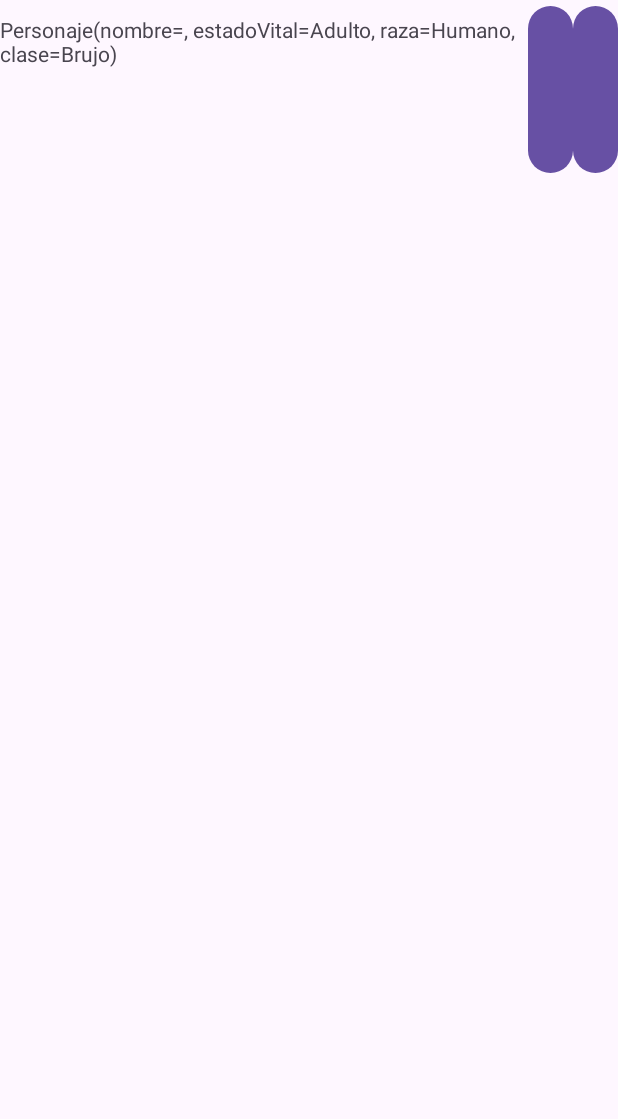
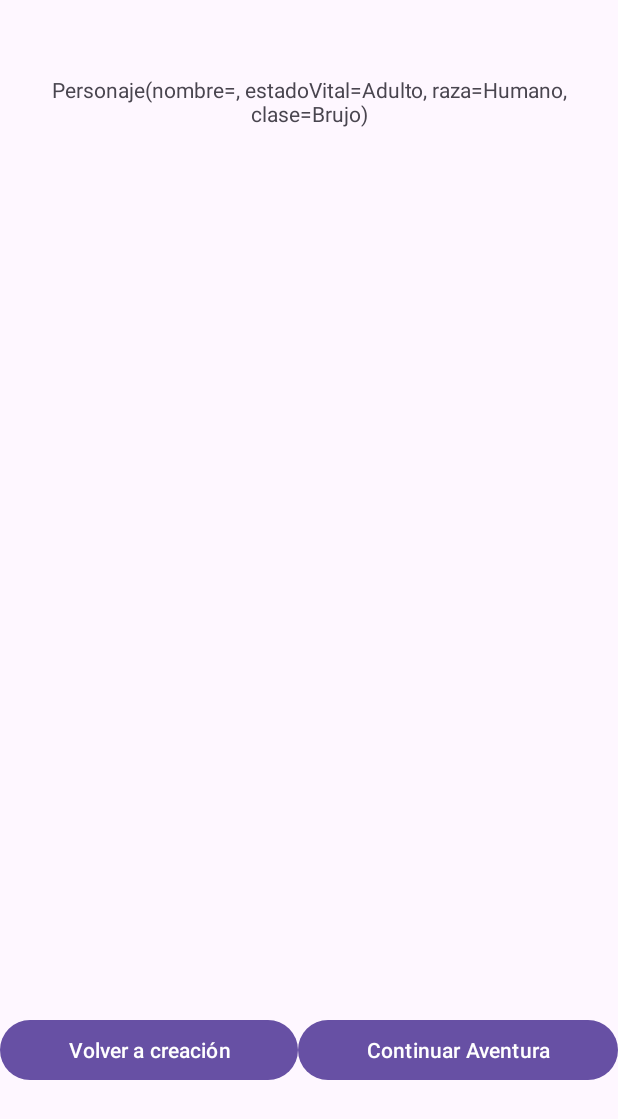
Before and after one commit to daviidlopez/sawawany, an Android app: the screen it shows after launch (MainActivity2), after a tap on "Crear personaje", on a phone screen of 412 x 824 dp. Shown: the top 1119 px of the screen. Run offline under Robolectric (Android 15) with nearby library versions, the phone set to English and light mode, and no system bars.

Commit message:
Commit segunda Activity

```diff
--- a/app/src/main/res/layout/activity_main2.xml
+++ b/app/src/main/res/layout/activity_main2.xml
@@ -1,30 +1,43 @@
 <?xml version="1.0" encoding="utf-8"?>
-<LinearLayout xmlns:android="http://schemas.android.com/apk/res/android"
+<androidx.constraintlayout.widget.ConstraintLayout xmlns:android="http://schemas.android.com/apk/res/android"
     xmlns:app="http://schemas.android.com/apk/res-auto"
     xmlns:tools="http://schemas.android.com/tools"
     android:layout_width="match_parent"
     android:layout_height="match_parent"
+    android:orientation="vertical"
     tools:context=".MainActivity2">
 
 
     <TextView
         android:id="@+id/textView"
-        android:layout_width="wrap_content"
+        android:layout_width="match_parent"
         android:layout_height="wrap_content"
-        android:layout_weight="1"
-        android:text="asd" />
+        android:layout_marginTop="50dp"
+        android:gravity="center"
+        app:layout_constraintEnd_toEndOf="parent"
+        app:layout_constraintStart_toStartOf="parent"
+        app:layout_constraintTop_toTopOf="parent" />
+
+    <LinearLayout
+        android:layout_width="match_parent"
+        android:layout_height="wrap_content"
+        android:layout_marginBottom="100dp"
+        android:orientation="horizontal"
+        app:layout_constraintBottom_toBottomOf="parent">
 
         <Button
             android:id="@+id/button1"
             android:layout_width="wrap_content"
             android:layout_height="wrap_content"
             android:layout_weight="1"
-        android:text="Button" />
+            android:text="@string/bVuelta" />
 
         <Button
             android:id="@+id/button2"
             android:layout_width="wrap_content"
             android:layout_height="wrap_content"
             android:layout_weight="1"
-        android:text="Button" />
+            android:text="@string/bContinua" />
     </LinearLayout>
+
+</androidx.constraintlayout.widget.ConstraintLayout>
--- a/app/src/main/res/values/strings.xml
+++ b/app/src/main/res/values/strings.xml
@@ -20,4 +20,6 @@
         <item>Anciano</item>
         <item>Joven</item>
     </string-array>
+    <string name="bVuelta">Volver a creación</string>
+    <string name="bContinua">Continuar Aventura</string>
 </resources>
```
Lines whose indentation alone changed are shown as unchanged.
